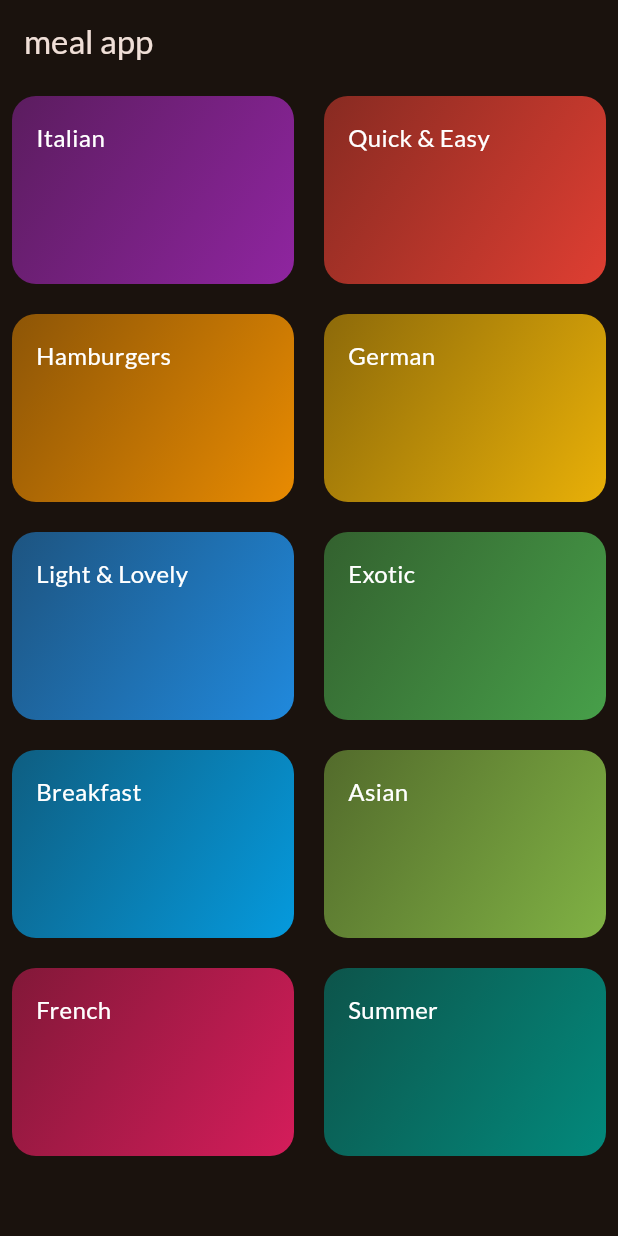
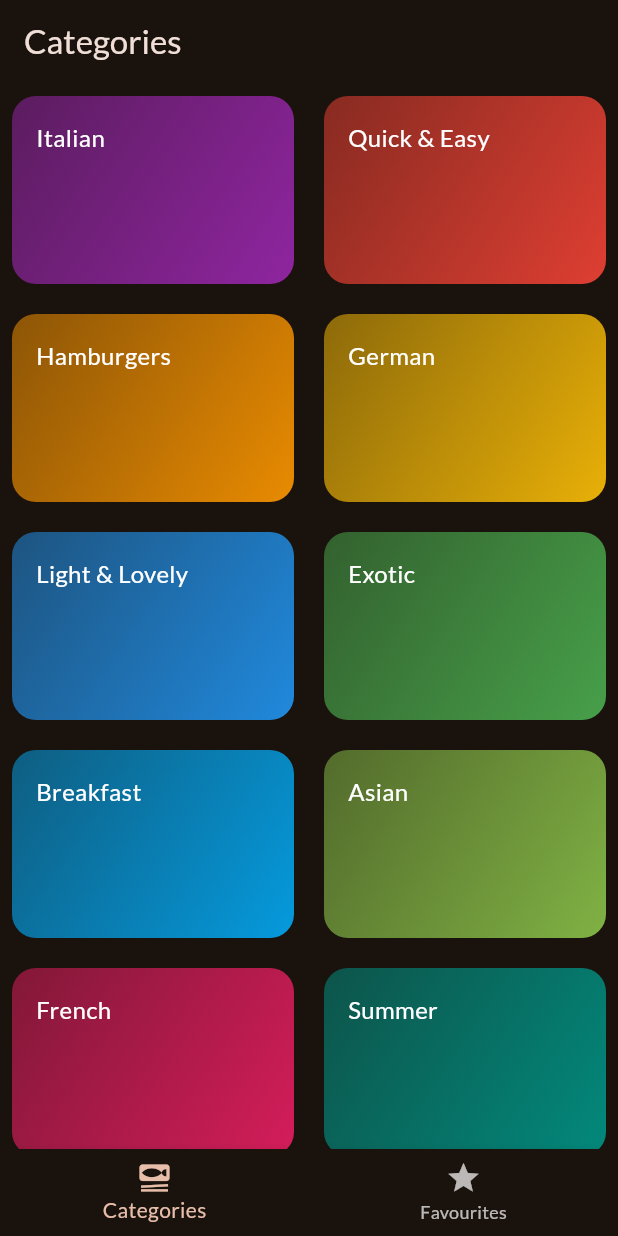
Before and after one commit to azutsavv/meal_app_new, a Flutter app: the screen it shows after launch, on a phone screen of 412 x 824 dp. Run offline on Flutter 3.47's test engine with Material 2 defaults, Android fonts, the light colour scheme and no system bars; our stand-ins replace google_fonts, transparent_image.

Commit message:
new changes

```diff
--- a/lib/Screenn/categories.dart
+++ b/lib/Screenn/categories.dart
@@ -13,20 +13,13 @@ class CategoryScreen extends StatelessWidget {
         .toList();
 
     Navigator.of(context).push(MaterialPageRoute(
-      builder: (ctx) => Meals(
-        title: category.title,
-        meal: filteredMeals),
+      builder: (ctx) => Meals(title: category.title, meal: filteredMeals),
     ));
   }
 
-
   @override
   Widget build(BuildContext context) {
-    return Scaffold(
-      appBar: AppBar(
-        title: const Text("meal app"),
-      ),
-      body: GridView(
+    return GridView(
       padding: const EdgeInsets.all(8),
       gridDelegate: const SliverGridDelegateWithFixedCrossAxisCount(
         crossAxisCount: 2,
@@ -39,10 +32,9 @@ class CategoryScreen extends StatelessWidget {
           CategoryGridItems(
               category: category,
               onselectedCategory: () {
-                  _selectedCategory(context,category);
+                _selectedCategory(context, category);
               })
       ],
-      ),
     );
   }
 }
--- a/lib/Screenn/meal_detail_screen.dart
+++ b/lib/Screenn/meal_detail_screen.dart
@@ -1,5 +1,4 @@
 import 'package:flutter/material.dart';
-import 'package:new_meal_app/main.dart';
 import 'package:new_meal_app/models/meal.dart';
 
 class mealDetailScreen extends StatelessWidget {
--- /dev/null
+++ b/lib/Screenn/tabs.dart
@@ -0,0 +1,46 @@
+import 'package:flutter/material.dart';
+import 'package:new_meal_app/Screenn/categories.dart';
+import 'package:new_meal_app/Screenn/meals.dart';
+
+class tabs extends StatefulWidget {
+  const tabs({super.key});
+
+  @override
+  State<tabs> createState() => _tabsState();
+}
+
+class _tabsState extends State<tabs> {
+  int _selectPageIndex = 0;
+
+  void _selectPage(int index) {
+    setState(() {
+      _selectPageIndex = index;
+    });
+  }
+
+  @override
+  Widget build(BuildContext context) {
+    Widget activepage = CategoryScreen();
+    var activepagetitle = 'Categories';
+    if (_selectPageIndex == 1) {
+      activepage = const Meals( meal: []);
+      activepagetitle = 'Favourite';
+    }
+
+    return Scaffold(
+      appBar: AppBar(
+        title: Text(activepagetitle),
+      ),
+      body: activepage,
+      bottomNavigationBar: BottomNavigationBar(
+          onTap: _selectPage,
+          currentIndex: _selectPageIndex,
+          items: const [
+            BottomNavigationBarItem(
+                icon: Icon(Icons.set_meal), label: 'Categories'),
+            BottomNavigationBarItem(
+                icon: Icon(Icons.star), label: 'Favourites'),
+          ]),
+    );
+  }
+}
--- a/lib/main.dart
+++ b/lib/main.dart
@@ -1,6 +1,6 @@
 import 'package:flutter/material.dart';
 import 'package:google_fonts/google_fonts.dart';
-import 'package:new_meal_app/Screenn/categories.dart';
+import 'package:new_meal_app/Screenn/tabs.dart';
 
 
 final theme = ThemeData(
@@ -24,7 +24,7 @@ class App extends StatelessWidget {
   Widget build(BuildContext context) {
     return MaterialApp(
       theme: theme,
-      home:  const CategoryScreen(),
+      home:  const tabs(),
     );
   }
 }
```
Also changed, not shown: lib/Screenn/meals.dart (+7 -3 lines). Lines whose indentation alone changed are shown as unchanged.
